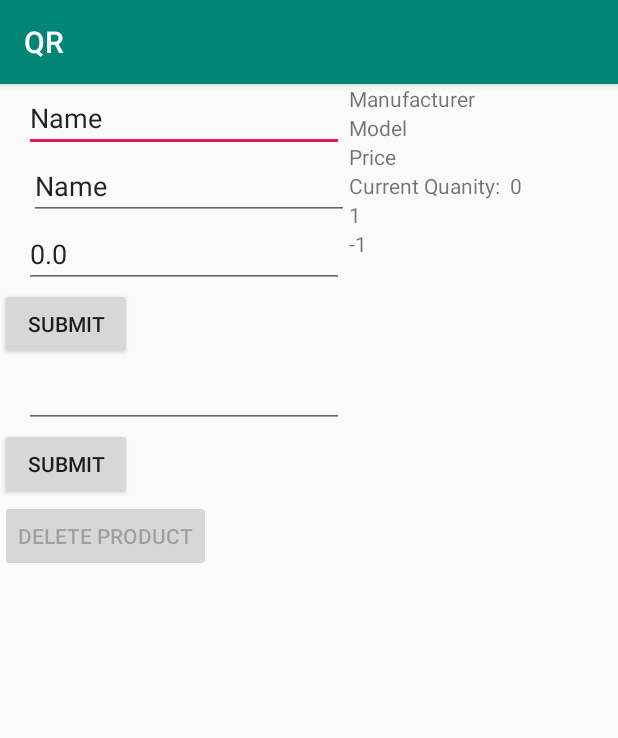
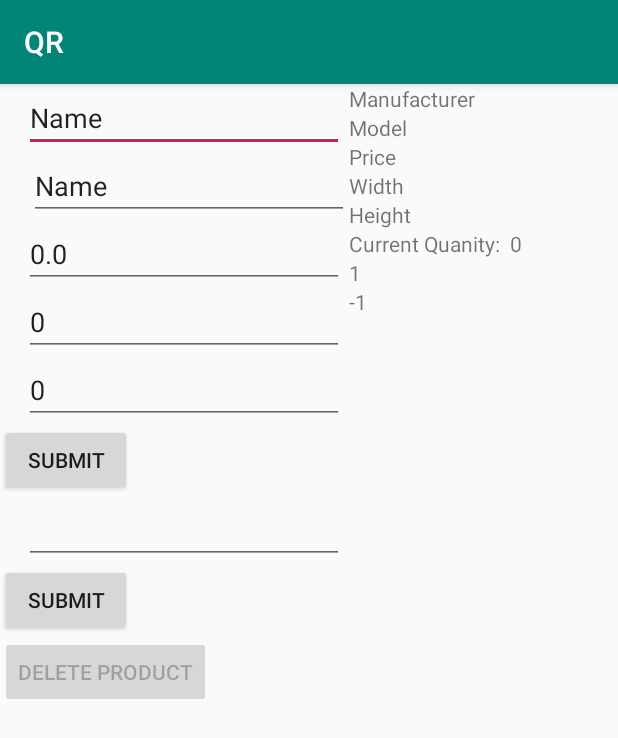
Before and after one commit to Fightlapa/IUM, an Android app: the MainActivity screen opened directly, with no data from a screen before it, after a tap on an icon or button, on a phone screen of 412 x 824 dp. Shown: the top 738 px of the screen. Run offline under Robolectric (Android 15) with nearby library versions, the phone set to English and light mode, and no system bars; our stand-ins replace Room's generated code.

Commit message:
Version 2 start

```diff
--- a/androidApp/app/src/main/java/packages/products/AddProductActivity.java
+++ b/androidApp/app/src/main/java/packages/products/AddProductActivity.java
@@ -25,6 +25,8 @@ public class AddProductActivity extends AppCompatActivity {
         product.manufacturer = ((EditText) findViewById(R.id.manufacturerInput)).getText().toString();
         product.model = ((EditText) findViewById(R.id.modelInput)).getText().toString();
         product.price = Double.valueOf(((EditText) findViewById(R.id.priceInput)).getText().toString());
+        product.width = Integer.valueOf(((EditText) findViewById(R.id.widthInput)).getText().toString());
+        product.height = Integer.valueOf(((EditText) findViewById(R.id.heightInput)).getText().toString());
 
         ProductRepository.insert(product);
 
--- a/androidApp/app/src/main/java/packages/products/BackEndRequestMaker.java
+++ b/androidApp/app/src/main/java/packages/products/BackEndRequestMaker.java
@@ -71,7 +71,7 @@ public class BackEndRequestMaker {
                 {
                     makeCall(pendingRequest.url + pendingRequest.serverProductId, pendingRequest.method, pendingRequest.jsonString);
                 }
-                //ProductRepository.deleteRequest(pendingRequest);
+                ProductRepository.deleteRequest(pendingRequest);
             }
             catch(Exception e)
             {
--- a/androidApp/app/src/main/java/packages/products/MainActivity.java
+++ b/androidApp/app/src/main/java/packages/products/MainActivity.java
@@ -18,6 +18,7 @@ import java.lang.ref.WeakReference;
 import java.util.ArrayList;
 import java.util.List;
 
+import static packages.products.ProductDatabase.MIGRATION_5_6;
 
 
 public class MainActivity extends AppCompatActivity {
@@ -41,7 +42,8 @@ public class MainActivity extends AppCompatActivity {
         setContentView(R.layout.activity_main);
 
         ((Button)findViewById(R.id.changeOnlineStatus)).setText(BackEndRequestMaker.getOnlineStatusString());
-        productDatabase = Room.databaseBuilder(getApplicationContext(), ProductDatabase.class, "products-db").fallbackToDestructiveMigration().build();
+
+        productDatabase = Room.databaseBuilder(getApplicationContext(), ProductDatabase.class, "products-db").addMigrations(MIGRATION_5_6).build();
 
         listView = findViewById(R.id.Productlist);
         arrayAdapter = new ArrayAdapter<Product>
--- a/androidApp/app/src/main/java/packages/products/ModifyProductActivity.java
+++ b/androidApp/app/src/main/java/packages/products/ModifyProductActivity.java
@@ -57,12 +57,16 @@ public class ModifyProductActivity extends AppCompatActivity {
         ((TextView) findViewById(R.id.quantityText)).setText(quantityText + " " + product.quantity);
         ((TextView) findViewById(R.id.localID)).setText(Integer.toString(product.getId()));
         ((TextView) findViewById(R.id.serverID)).setText(Integer.toString(product.serverProductId));
+        ((TextView) findViewById(R.id.widthInput)).setText(Integer.toString(product.width));
+        ((TextView) findViewById(R.id.heightInput)).setText(Integer.toString(product.height));
     }
 
     private void ModifyProduct() {
         product.manufacturer = ((EditText) findViewById(R.id.manufacturerInput)).getText().toString();
         product.model = ((EditText) findViewById(R.id.modelInput)).getText().toString();
         product.price = Double.valueOf(((EditText) findViewById(R.id.priceInput)).getText().toString());
+        product.width = Integer.valueOf(((EditText) findViewById(R.id.widthInput)).getText().toString());
+        product.height = Integer.valueOf(((EditText) findViewById(R.id.heightInput)).getText().toString());
 
         ProductRepository.modifyNonQuantityData(product);
 
--- a/androidApp/app/src/main/java/packages/products/Product.java
+++ b/androidApp/app/src/main/java/packages/products/Product.java
@@ -28,6 +28,12 @@ public class Product implements Serializable {
     @ColumnInfo(name = "Price")
     public double price = 0;
 
+    @ColumnInfo(name = "Width")
+    public int width = 0;
+
+    @ColumnInfo(name = "Height")
+    public int height = 0;
+
     @Override
     public String toString()
     {
--- a/androidApp/app/src/main/java/packages/products/ProductDatabase.java
+++ b/androidApp/app/src/main/java/packages/products/ProductDatabase.java
@@ -3,9 +3,22 @@ package packages.products;
 
 import androidx.room.RoomDatabase;
 import androidx.room.Database;
+import androidx.room.migration.Migration;
+import androidx.sqlite.db.SupportSQLiteDatabase;
 
-@Database(entities = {Product.class, Request.class}, version = 5, exportSchema = false)
+@Database(entities = {Product.class, Request.class}, version = 6, exportSchema = false)
 public abstract class ProductDatabase extends RoomDatabase {
     public abstract ProductDao ProductDao();
     public abstract RequestDao RequestDao();
+
+    static final Migration MIGRATION_5_6 = new Migration(5, 6) {
+        @Override
+        public void migrate(SupportSQLiteDatabase database) {
+            database.execSQL("ALTER TABLE products "
+                    + " ADD COLUMN Height INTEGER NOT NULL DEFAULT 0 ");
+
+            database.execSQL("ALTER TABLE products "
+                    + " ADD COLUMN Width INTEGER NOT NULL DEFAULT 0 ");
+        }
+    };
 }
--- a/androidApp/app/src/main/res/layout/activity_modify_product.xml
+++ b/androidApp/app/src/main/res/layout/activity_modify_product.xml
@@ -34,6 +34,25 @@
 
         <EditText
             android:id="@+id/priceInput"
+            android:layout_width="wrap_content"
+            android:layout_height="wrap_content"
+            android:layout_marginStart="16dp"
+            android:layout_marginLeft="16dp"
+            android:ems="10"
+            android:inputType="numberDecimal" />
+
+
+        <EditText
+            android:id="@+id/widthInput"
+            android:layout_width="wrap_content"
+            android:layout_height="wrap_content"
+            android:layout_marginStart="16dp"
+            android:layout_marginLeft="16dp"
+            android:ems="10"
+            android:inputType="numberDecimal" />
+
+        <EditText
+            android:id="@+id/heightInput"
             android:layout_width="wrap_content"
             android:layout_height="wrap_content"
             android:layout_marginStart="16dp"
@@ -94,6 +113,18 @@
             android:text="Price" />
 
         <TextView
+            android:id="@+id/textView4"
+            android:layout_width="wrap_content"
+            android:layout_height="wrap_content"
+            android:text="Width" />
+
+        <TextView
+            android:id="@+id/textView5"
+            android:layout_width="wrap_content"
+            android:layout_height="wrap_content"
+            android:text="Height" />
+
+        <TextView
             android:id="@+id/quantityText"
             android:layout_width="wrap_content"
             android:layout_height="wrap_content"
```
Also changed, not shown: androidApp/app/src/main/java/packages/products/ProductRepository.java (+18 -3 lines), androidApp/app/src/main/res/layout/activity_add_product.xml (+30 -0 lines), 3 other files.
